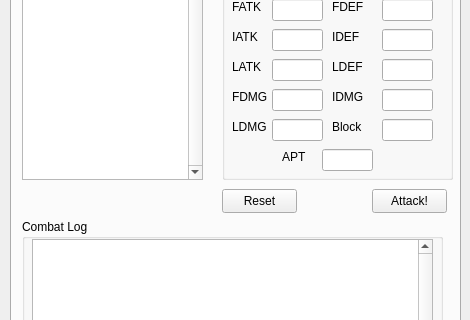
First picture: the form in RES/TOOLS/enemyeditor.ui, repository Damaniel/SLAC, before the edit; both pictures show x 0 to 470 and y 197 to 517 of the 470 by 634 pixel window.
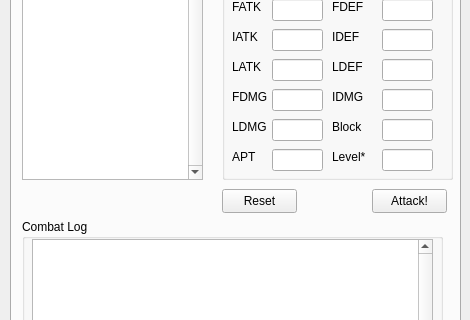
Second picture: the form after the edit. The open tabs and pages were chosen to show the change.

Commit message: Added level/estimated stats option to SLACedit, to make balancing enemies easier

```diff
--- a/RES/TOOLS/enemyeditor.ui
+++ b/RES/TOOLS/enemyeditor.ui
@@ -1059,7 +1059,7 @@
       <widget class="QLabel" name="PlayerAPT">
        <property name="geometry">
         <rect>
-         <x>60</x>
+         <x>10</x>
          <y>300</y>
          <width>49</width>
          <height>16</height>
@@ -1072,13 +1072,36 @@
       <widget class="QLineEdit" name="PlayerAPTVal">
        <property name="geometry">
         <rect>
-         <x>100</x>
+         <x>50</x>
          <y>300</y>
          <width>51</width>
          <height>22</height>
         </rect>
        </property>
       </widget>
+      <widget class="QLineEdit" name="PlayerLevelVal">
+       <property name="geometry">
+        <rect>
+         <x>160</x>
+         <y>300</y>
+         <width>51</width>
+         <height>22</height>
+        </rect>
+       </property>
+      </widget>
+      <widget class="QLabel" name="PlayerLevel">
+       <property name="geometry">
+        <rect>
+         <x>110</x>
+         <y>300</y>
+         <width>49</width>
+         <height>16</height>
+        </rect>
+       </property>
+       <property name="text">
+        <string>Level*</string>
+       </property>
+      </widget>
      </widget>
      <widget class="QListWidget" name="SimEnemiesList">
       <property name="geometry">
```
The commit also changes 4 other files.
